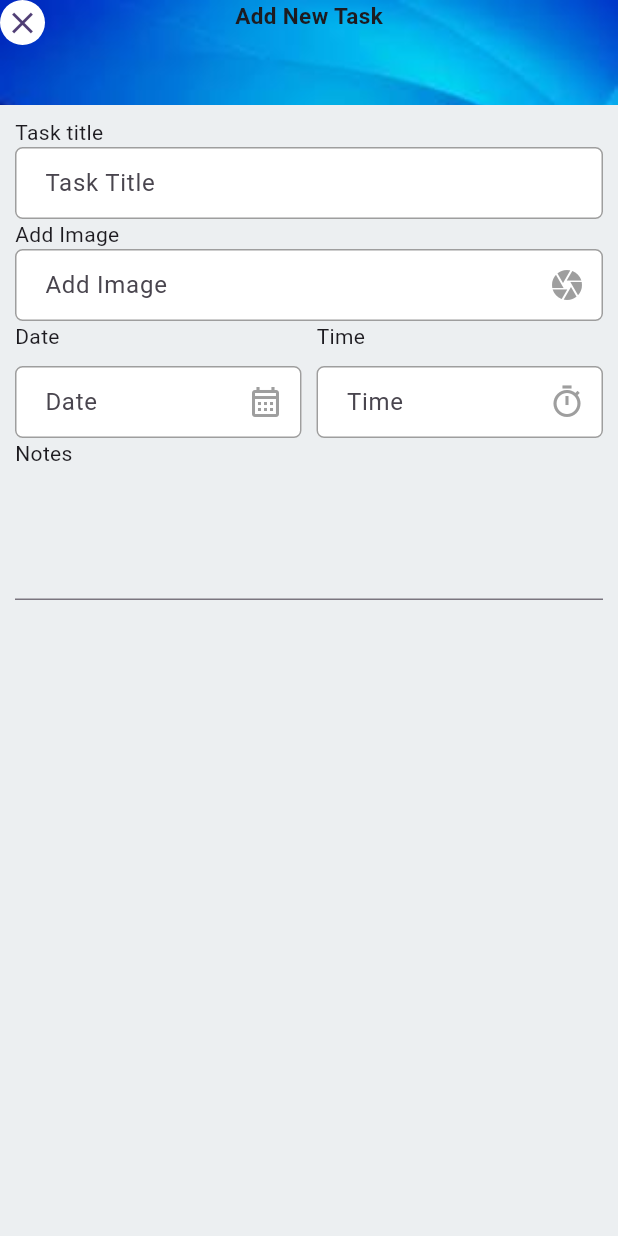
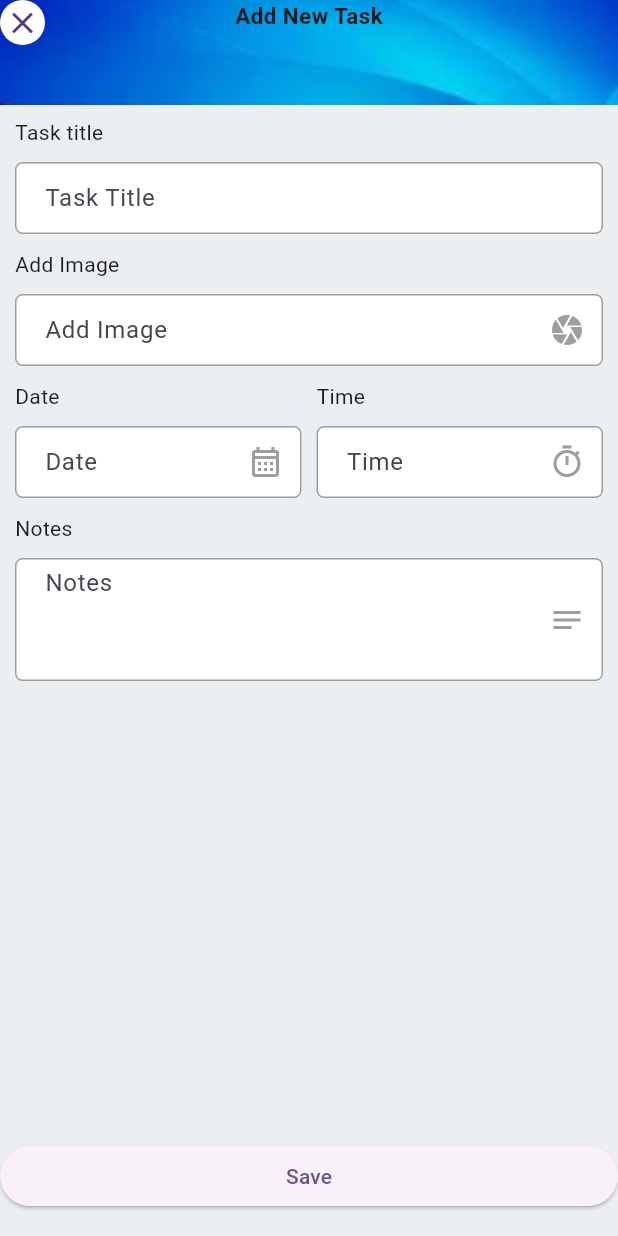
Before and after one commit to amaljoseph759/Phantom_task_challenge, a Flutter app: the screen it shows after launch, after a tap on "Button Texxt", on a phone screen of 412 x 824 dp. Run offline on Flutter 3.47's test engine with Material 2 defaults, Android fonts, the phone set to English and light mode, and no system bars; our stand-ins replace get.

Commit message:
create controller and define function for adding the todo list

```diff
--- a/phantom_task/lib/add_new_task.dart
+++ b/phantom_task/lib/add_new_task.dart
@@ -1,6 +1,7 @@
 import 'package:flutter/material.dart';
 import 'package:get/get.dart';
 import 'package:phantom_task/controller.dart';
+import 'package:phantom_task/taskview.dart';
 
 class NewTask extends StatelessWidget {
   NewTask({super.key});
@@ -58,12 +59,14 @@ class NewTask extends StatelessWidget {
               ),
             ),
             Padding(
-                padding:
-                    const EdgeInsets.symmetric(horizontal: 10, vertical: 8),
+              padding: const EdgeInsets.symmetric(horizontal: 10, vertical: 8),
               child: Column(
                 crossAxisAlignment: CrossAxisAlignment.start,
                 children: [
                   const Text("Task title"),
+                  const SizedBox(
+                    height: 10,
+                  ),
                   TextFormField(
                     decoration: InputDecoration(
                       hintText: 'Task Title',
@@ -85,7 +88,13 @@ class NewTask extends StatelessWidget {
                           horizontal: 16.0, vertical: 5.0),
                     ),
                   ),
+                  const SizedBox(
+                    height: 10,
+                  ),
                   const Text("Add Image"),
+                  const SizedBox(
+                    height: 10,
+                  ),
                   TextFormField(
                       onTap: () => null,
                       readOnly: true,
@@ -112,6 +121,9 @@ class NewTask extends StatelessWidget {
                         contentPadding: const EdgeInsets.symmetric(
                             horizontal: 16.0, vertical: 5.0),
                       )),
+                  const SizedBox(
+                    height: 10,
+                  ),
                   Row(
                     mainAxisAlignment: MainAxisAlignment.spaceEvenly,
                     children: [
@@ -192,16 +204,63 @@ class NewTask extends StatelessWidget {
                       )
                     ],
                   ),
+                  const SizedBox(
+                    height: 10,
+                  ),
                   const Text("Notes"),
-                    const TextField(
+                  const SizedBox(
+                    height: 10,
+                  ),
+                  TextFormField(
+                    decoration: InputDecoration(
+                      hintText: 'Notes',
+                      suffixIcon: const Icon(
+                        Icons.notes_outlined,
+                        color: Colors.grey,
+                      ),
+                      border: OutlineInputBorder(
+                        borderRadius: BorderRadius.circular(5.0),
+                        borderSide: const BorderSide(),
+                      ),
+                      focusedBorder: OutlineInputBorder(
+                        borderRadius: BorderRadius.circular(5.0),
+                        borderSide: const BorderSide(color: Colors.grey),
+                      ),
+                      enabledBorder: OutlineInputBorder(
+                        borderRadius: BorderRadius.circular(5.0),
+                        borderSide: const BorderSide(color: Colors.grey),
+                      ),
+                      fillColor: Colors.white,
+                      filled: true,
+                      contentPadding: const EdgeInsets.symmetric(
+                          horizontal: 16.0, vertical: 5.0),
+                    ),
                     minLines: 3,
                     maxLines: 3,
+                    onTap: () {},
                   )
                 ],
               ),
             )
           ],
         ),
-        ));
+      ),
+      floatingActionButton: Container(
+        width: double.infinity,
+        child: ElevatedButton(
+          onPressed: () {
+            todocontroller.addNewTask(
+              title: "amal",
+              date: DateTime(2022),
+              image: "rfgg",
+              note: "hgffh",
+            );
+            Get.to(() => TaskView());
+          },
+          child: const Text('Save'),
+        ),
+      ),
+      floatingActionButtonLocation: FloatingActionButtonLocation.centerFloat,
+    );
   }
 }
--- a/phantom_task/lib/controller.dart
+++ b/phantom_task/lib/controller.dart
@@ -1,37 +1,51 @@
 import 'package:flutter/material.dart';
 import 'package:get/get.dart';
 
-class CompletedTodo {
-  final dynamic title;
-  final String? image;
-  final DateTime date;
-  final String notes;
-  CompletedTodo(
-      {required this.title,
-      this.image,
-      required this.date,
-      required this.notes});
-}
+import 'controller.dart';
 
 class PendingTodo {
-  final title;
-  final String? image;
-  DateTime date;
-  final String notes;
-  PendingTodo(
-      {required this.title,
-      this.image,
-      required this.date,
-      required this.notes});
+  String title = '';
+  String? image = '';
+  DateTime date = DateTime.now();
+  String notes = '';
+  bool completed = false;
+  PendingTodo({
+    required this.title,
+    this.image,
+    required this.date,
+    required this.notes,
+    required this.completed,
+  });
 }
 
 class Todocontroller extends GetxController {
+  RxList<PendingTodo> todo = <PendingTodo>[
+    PendingTodo(
+        title: 'asaf', date: DateTime.now(), completed: false, notes: 'sfas'),
+    PendingTodo(
+        title: 'asaf', date: DateTime.now(), completed: false, notes: 'sfas'),
+    PendingTodo(
+        title: 'asaf', date: DateTime.now(), completed: false, notes: 'sfas')
+  ].obs;
+  // RxBool isTodoItemChecked = false.obs;
   addNewTask({required title, required image, required date, required note}) {
-    RxList<PendingTodo> todo = <PendingTodo>[].obs;
-    todo.add(PendingTodo(date: date, notes: '', title: null));
+    todo.add(
+      PendingTodo(
+          title: "this.ti", date: DateTime.now(), completed: false, notes: 's'),
+    );
   }
 
+  void updateStatus(bool status, int index) {
+    todo[index].completed = status;
+    refresh();
+  }
+
+  // get List<PendingTodo> pending=todo.map((element) => element.)
   late DateTime _selectedDate;
+
+  get completedTodo => todo.where((element) => element.completed).toList();
+  List<PendingTodo> get pendingTodo =>
+      todo.where((element) => element.completed == false).toList();
 
   Future<void> selectDate(BuildContext context) async {
     final DateTime? pickedDate = await showDatePicker(
--- a/phantom_task/lib/taskview.dart
+++ b/phantom_task/lib/taskview.dart
@@ -1,10 +1,13 @@
 import 'package:flutter/material.dart';
+import 'package:get/get.dart';
+import 'package:phantom_task/controller.dart';
 // import 'package:intl/intl.dart';
-import 'package:get/get.dart';
-import 'package:phantom_task/add_new_task.dart';
+
+import 'add_new_task.dart';
 
 class TaskView extends StatelessWidget {
-  const TaskView({super.key});
+  TaskView({super.key});
+  Todocontroller todocontroller = Get.put(Todocontroller());
 
   @override
   Widget build(BuildContext context) {
@@ -28,16 +31,15 @@ class TaskView extends StatelessWidget {
                     children: [
                       Stack(
                         children: [
-                          Align(
-                            alignment: Alignment.topLeft,
-                            child: ElevatedButton(
-                                onPressed: () {},
-                                style: ElevatedButton.styleFrom(
-                                    shape: const CircleBorder(),
+                          GestureDetector(
+                            onTap: () => Get.back(),
+                            child: const CircleAvatar(
                                 backgroundColor: Colors.white,
-                                    fixedSize: const Size(10, 40)),
-                                child: const Center(
-                                    child: Icon(Icons.arrow_back_ios))),
+                                radius: 15,
+                                child: Align(
+                                  alignment: Alignment.center,
+                                  child: Icon(Icons.arrow_back_ios),
+                                )),
                           ),
                           const Align(
                             alignment: Alignment.center,
@@ -55,14 +57,41 @@ class TaskView extends StatelessWidget {
                             fontSize: 30, fontWeight: FontWeight.bold),
                       ),
                       Container(
-                        margin:
-                            const EdgeInsets.only(left: 10, right: 10, top: 50),
-                        height: MediaQuery.of(context).size.height / 3,
+                          margin: const EdgeInsets.only(
+                              left: 10, right: 10, top: 50),
+                          height: MediaQuery.of(context).size.height / 2.8,
                           width: MediaQuery.of(context).size.width,
                           decoration: BoxDecoration(
+                            color: Colors.white,
                             borderRadius: BorderRadius.circular(10),
-                            color: Colors.orange),
                           ),
+                          child: GetBuilder<Todocontroller>(
+                            builder: (controller) => ListView.separated(
+                                itemBuilder: (context, index) {
+                                  return Obx(() => CheckboxListTile(
+                                        title: Text(todocontroller
+                                            .pendingTodo[index].title),
+                                        subtitle: Text(todocontroller
+                                            .pendingTodo[index].date
+                                            .toString()),
+                                        tileColor: Colors.white,
+                                        value: todocontroller
+                                            .pendingTodo[index].completed,
+                                        onChanged: (value) {
+                                          todocontroller.pendingTodo[index]
+                                              .completed = value!;
+
+                                          todocontroller.updateStatus(
+                                              value, index);
+
+                                          print(value);
+                                        },
+                                      ));
+                                },
+                                separatorBuilder: (context, index) =>
+                                    const Divider(),
+                                itemCount: todocontroller.pendingTodo.length),
+                          )),
                       const Padding(
                         padding: EdgeInsets.symmetric(vertical: 10),
                         child: Align(
@@ -70,14 +99,40 @@ class TaskView extends StatelessWidget {
                             child: Text("Compleated")),
                       ),
                       Container(
-                        margin:
-                            const EdgeInsets.only(left: 10, right: 10, top: 0),
+                          margin: const EdgeInsets.only(
+                              left: 10, right: 10, top: 0),
                           height: MediaQuery.of(context).size.height / 3,
                           width: MediaQuery.of(context).size.width,
                           decoration: BoxDecoration(
                               borderRadius: BorderRadius.circular(10),
                               color: Colors.orange),
-                      ),
+                          child: GetBuilder<Todocontroller>(
+                            builder: (controller) => ListView.separated(
+                                itemBuilder: (context, index) {
+                                  return Obx(() => CheckboxListTile(
+                                        title: Text(todocontroller
+                                            .completedTodo[index].title),
+                                        subtitle: Text(todocontroller
+                                            .completedTodo[index].date
+                                            .toString()),
+                                        tileColor: Colors.white,
+                                        value: todocontroller
+                                            .completedTodo[index].completed,
+                                        onChanged: (value) {
+                                          todocontroller.completedTodo[index]
+                                              .completed = value!;
+
+                                          todocontroller.updateStatus(
+                                              value, index);
+
+                                          print(value);
+                                        },
+                                      ));
+                                },
+                                separatorBuilder: (context, index) =>
+                                    const Divider(),
+                                itemCount: todocontroller.completedTodo.length),
+                          )),
                     ],
                   ),
                 ),
```
Lines whose indentation alone changed are shown as unchanged.
